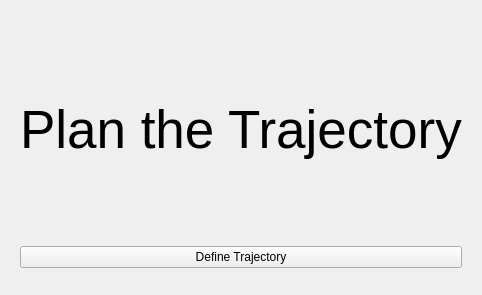
Qt form Planning/Resources/UI/Planning.ui (NousNav/SlicerOpenNav) before a commit.
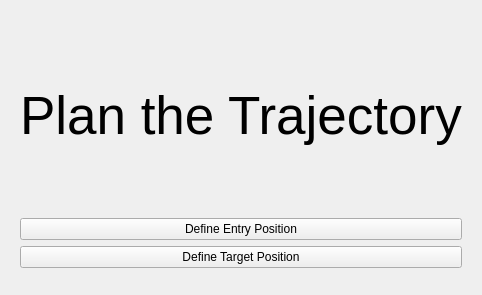
The same form after that commit. The open tabs and pages were chosen to show the change. Custom widgets are drawn as their Qt base class.

Commit message:
ENH: Introduce fiducials to use as line handles.
This is needed so that each handle can be styled separately.

The line control points are locked so that the line markup can _only_ be edited by moving the fiducials.

```diff
--- a/Planning/Resources/UI/Planning.ui
+++ b/Planning/Resources/UI/Planning.ui
@@ -172,7 +172,14 @@
        <item>
         <widget class="QPushButton" name="trajectoryPlace">
          <property name="text">
-          <string>Define Trajectory</string>
+          <string>Define Entry Position</string>
+         </property>
+        </widget>
+       </item>
+       <item>
+        <widget class="QPushButton" name="trajectoryTarget">
+         <property name="text">
+          <string>Define Target Position</string>
          </property>
         </widget>
        </item>
```
Left out of the diff: 2 changed lines with no effect on the pictures. The commit also changes 1 other file.
